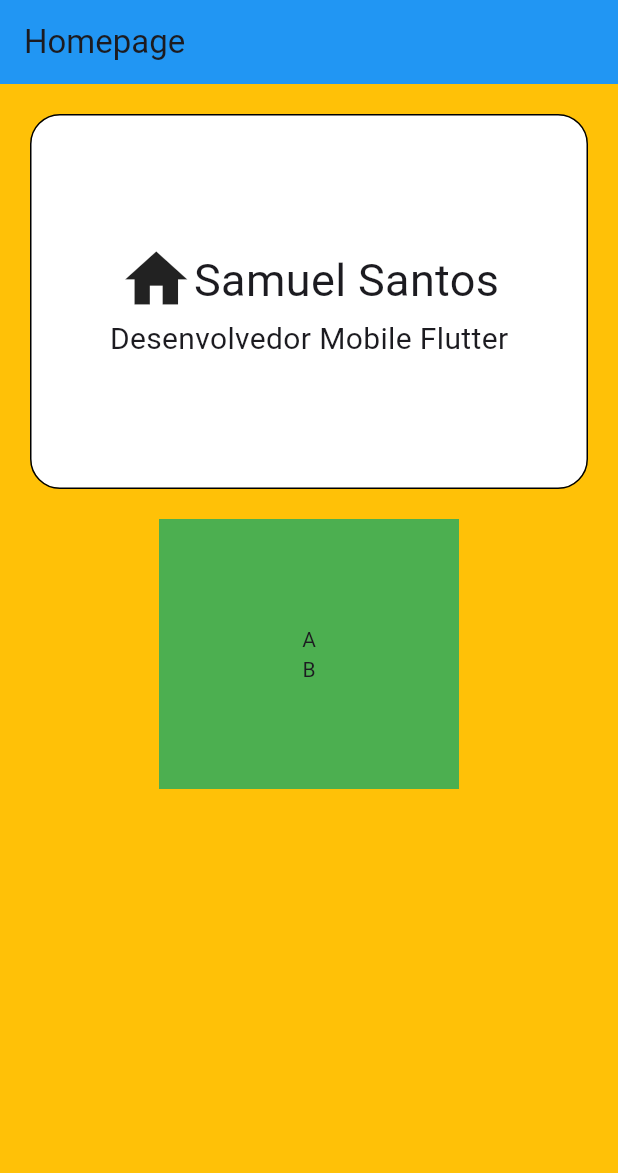
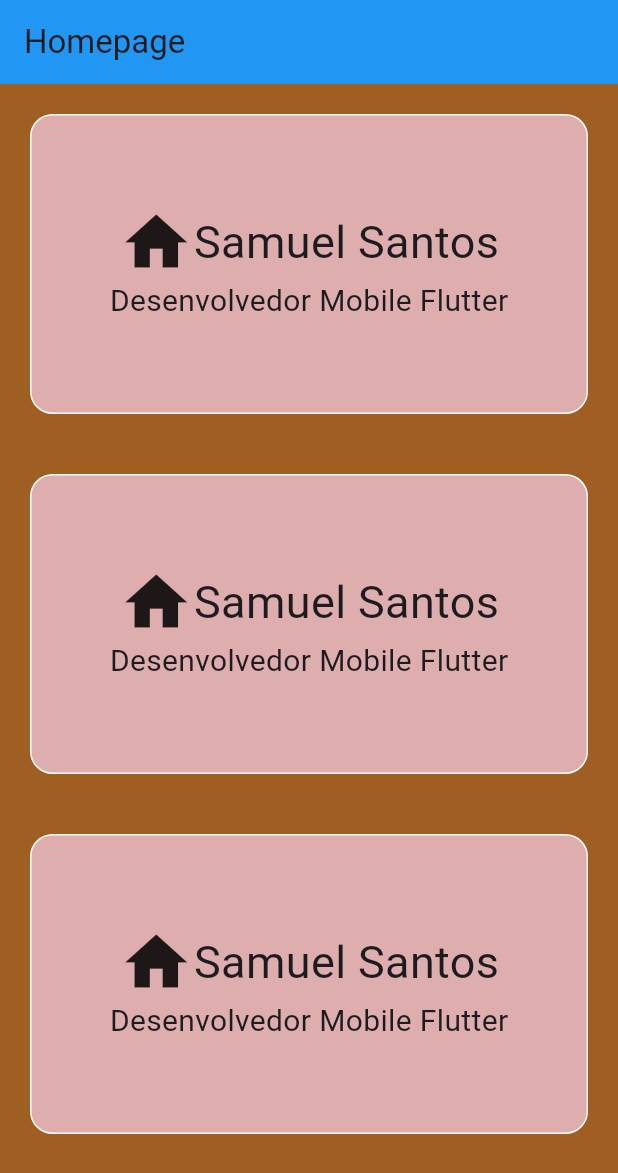
Before and after one commit to waltereidi/unimar_flutter, a Flutter app: the screen it shows after launch, on a phone screen of 412 x 824 dp. Shown: the top 1173 px of the screen. Run offline on Flutter 3.47's test engine with Material 3 defaults, Android fonts, the phone set to English and light mode, and no system bars.

Commit message:
create first component aand adjust colors, and organize folders

```diff
--- a/lib/main.dart
+++ b/lib/main.dart
@@ -2,7 +2,7 @@
 // Import the Flutter Material package
 // This package provides the Material Design widgets and themes.
 import 'package:flutter/material.dart';
-import 'package:unimar_sab_19/views/homepage.dart';
+import 'package:unimar_sab_19/views/homepage/homepage.dart';
 
 void main() {
   runApp(const MyApp());
--- a/lib/views/homepage.dart
+++ /dev/null
@@ -1,63 +0,0 @@
-import 'package:flutter/material.dart';
-
-class Homepage extends StatelessWidget {
-  const Homepage({super.key});
-
-  @override
-  Widget build(BuildContext context) {
-    return Scaffold(
-      appBar: AppBar(
-        title: const Text('Homepage'),
-        backgroundColor: Colors.blue,
-      ),
-      body: Container(
-        color: Colors.amber,
-        child: Column(
-          children: [
-            Container(
-              decoration: BoxDecoration(
-                color: Colors.white,
-                border: Border.all(color: Colors.black),
-                borderRadius: BorderRadius.circular(20.0),
-              ),
-              margin: const EdgeInsets.all(20.0),
-              height: 250.0,
-              width: double.infinity,
-              child: Column(
-                mainAxisAlignment: MainAxisAlignment.center,
-                crossAxisAlignment: CrossAxisAlignment.center,
-                children: [
-                  Row(
-                    //Evita que o Row ocupe todo o espaço disponível
-                    mainAxisSize: MainAxisSize.min,
-                    children: [
-                      Icon(Icons.home, size: 50.0),
-                      Text("Samuel Santos", style: TextStyle(fontSize: 30)),
-                    ],
-                  ),
-                  Text(
-                    "Desenvolvedor Mobile Flutter",
-                    style: TextStyle(fontSize: 20),
-                  ),
-                ],
-              ),
-            ),
-
-            Container(
-              margin: const EdgeInsets.symmetric(horizontal: 20.0),
-
-              color: Colors.green,
-              height: 180.0,
-              width: 200.0,
-              child: Column(
-                crossAxisAlignment: CrossAxisAlignment.center,
-                mainAxisAlignment: MainAxisAlignment.center,
-                children: [Text("A"), Text("B")],
-              ),
-            ),
-          ],
-        ),
-      ),
-    );
-  }
-}
--- /dev/null
+++ b/lib/views/homepage/homepage.dart
@@ -0,0 +1,20 @@
+import 'package:flutter/material.dart';
+import 'package:unimar_sab_19/views/homepage/widgets/appcard.dart';
+
+class Homepage extends StatelessWidget {
+  const Homepage({super.key});
+
+  @override
+  Widget build(BuildContext context) {
+    return Scaffold(
+      appBar: AppBar(
+        title: const Text('Homepage'),
+        backgroundColor: Colors.blue,
+      ),
+      body: Container(
+        color: const Color.fromARGB(255, 159, 95, 35),
+        child: Column(children: [AppCard(), AppCard(), AppCard()]),
+      ),
+    );
+  }
+}
--- /dev/null
+++ b/lib/views/homepage/widgets/appcard.dart
@@ -0,0 +1,34 @@
+import 'package:flutter/material.dart';
+
+class AppCard extends StatelessWidget {
+  const AppCard({super.key});
+
+  @override
+  Widget build(BuildContext context) {
+    return Container(
+      decoration: BoxDecoration(
+        color: const Color.fromARGB(255, 222, 173, 173),
+        border: Border.all(color: const Color.fromARGB(255, 255, 255, 255)),
+        borderRadius: BorderRadius.circular(15.0),
+      ),
+      margin: const EdgeInsets.all(20.0),
+      height: 200.0,
+      width: double.infinity,
+      child: Column(
+        mainAxisAlignment: MainAxisAlignment.center,
+        crossAxisAlignment: CrossAxisAlignment.center,
+        children: [
+          Row(
+            //Evita que o Row ocupe todo o espaço disponível
+            mainAxisSize: MainAxisSize.min,
+            children: [
+              Icon(Icons.home, size: 50.0),
+              Text("Samuel Santos", style: TextStyle(fontSize: 30)),
+            ],
+          ),
+          Text("Desenvolvedor Mobile Flutter", style: TextStyle(fontSize: 20)),
+        ],
+      ),
+    );
+  }
+}
```
Also changed, not shown: 1 other file.
